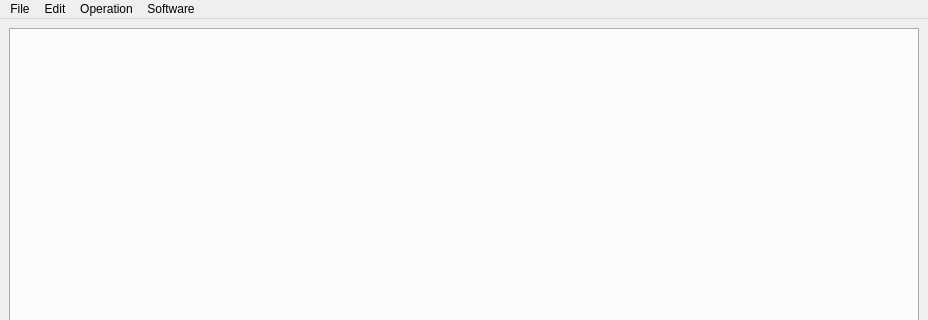
First picture: the form in datatool/gui/View.ui, repository scottawalton/datatool, before the edit; both pictures show x 0 to 928 and y 0 to 320 of the 928 by 778 pixel window.
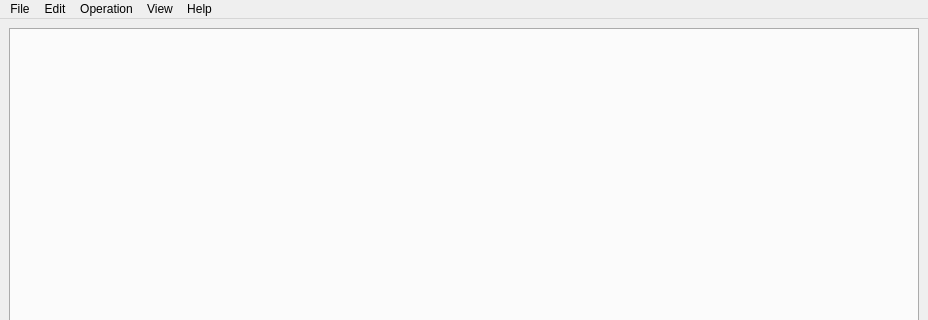
Second picture: the form after the edit.

Commit message: Added view tab and toggleable prompt, as well as Add Row + Add Column

The edit to the form file:
```diff
--- a/datatool/gui/View.ui
+++ b/datatool/gui/View.ui
@@ -97,7 +97,7 @@
    </widget>
    <widget class="QMenu" name="menuHelp">
     <property name="title">
-     <string>Software</string>
+     <string>View</string>
     </property>
     <addaction name="actionRainmaker"/>
     <addaction name="actionMindBody"/>
@@ -114,10 +114,16 @@
     <addaction name="actionDelete"/>
     <addaction name="actionDuplicate"/>
    </widget>
+   <widget class="QMenu" name="menuHelp_2">
+    <property name="title">
+     <string>Help</string>
+    </property>
+   </widget>
    <addaction name="menuFile"/>
    <addaction name="menuEdit"/>
    <addaction name="menuOperations"/>
    <addaction name="menuHelp"/>
+   <addaction name="menuHelp_2"/>
   </widget>
   <action name="actionExit">
    <property name="text">
```
Left out of the diff: 71 changed lines with no effect on the pictures. The commit also changes 3 other files.
